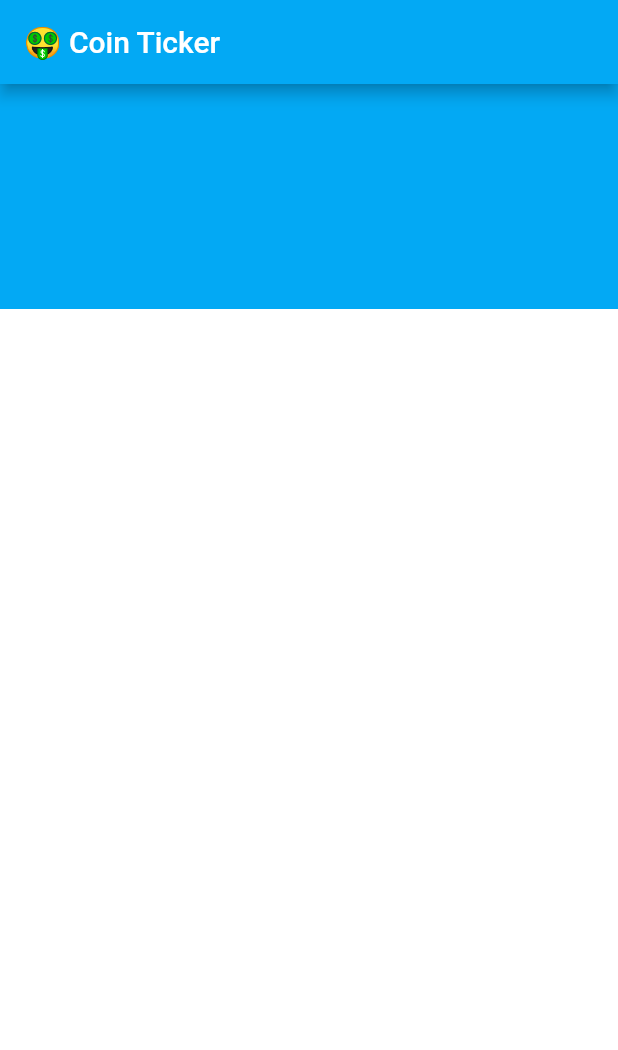
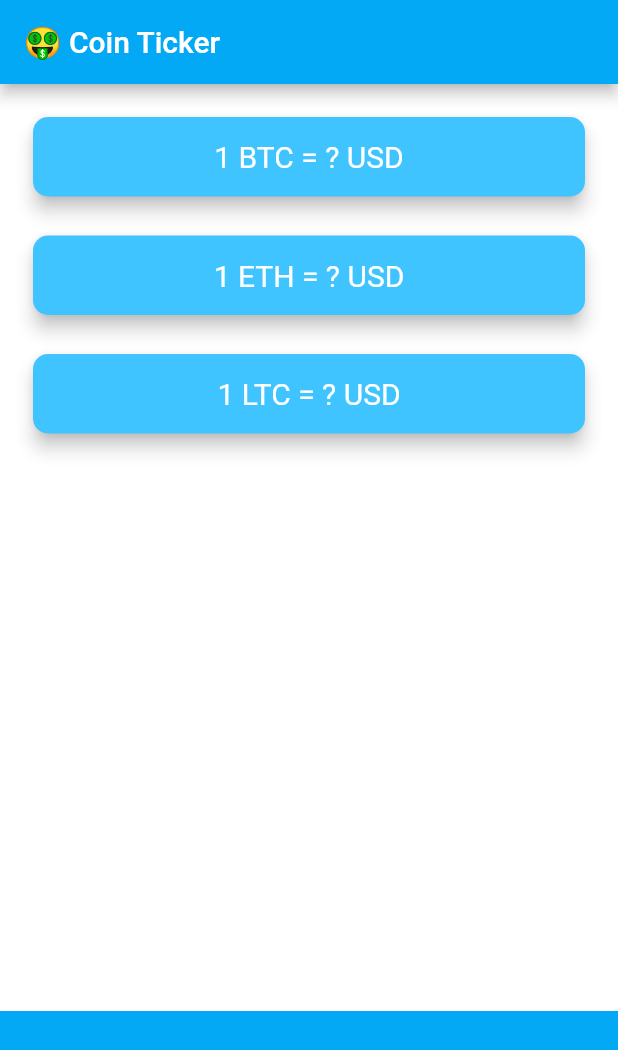
Before and after one commit to elisabetta-li/bitcoin_ticker, a Flutter app: the screen it shows after launch, on a phone screen of 412 x 824 dp. Shown: the top 1050 px of the screen. Run offline on Flutter 3.47's test engine with Material 2 defaults, Android fonts, the phone set to English and light mode, and no system bars; network calls fail.

Commit message:
Add CryptoCard and makeCards

```diff
--- a/lib/coin_data.dart
+++ b/lib/coin_data.dart
@@ -31,7 +31,6 @@ const List<String> cryptoList = [
   'LTC',
 ];
 
-const List<String> listCrypto = ['BTC', 'ETH', 'LTC'];
 
 const coinAPIURL = 'https://rest.coinapi.io/v1/exchangerate';
 const apiKey = 'YOUR-API-KEY-HERE';
@@ -39,7 +38,7 @@ const apiKey = 'YOUR-API-KEY-HERE';
 class CoinData {
   Future getCoinData(String selectedCurrency) async {
     Map<String, String> cryptoPrices = {};
-    for (String crypto in listCrypto) {
+    for (String crypto in cryptoList) {
       String requestURL =
           '$coinAPIURL/$crypto/$selectedCurrency?apikey=$apiKey';
       http.Response response = await http.get(requestURL);
--- a/lib/price_screen.dart
+++ b/lib/price_screen.dart
@@ -69,6 +69,22 @@ class _PriceScreenState extends State<PriceScreen> {
     getData();
   }
 
+  Column makeCards() {
+    List<CryptoCard> cryptoCards = [];
+    for (String crypto in cryptoList) {
+      cryptoCards.add(
+        CryptoCard(
+          cryptoCurrency: crypto,
+          selectedCurrency: selectedCurrency,
+          value: isWaiting ? '?' : coinValues[crypto],
+        ),
+      );
+    }
+    return Column(
+      crossAxisAlignment: CrossAxisAlignment.stretch,
+      children: cryptoCards,
+    );
+  }
 
 
   @override
@@ -82,6 +98,25 @@ class _PriceScreenState extends State<PriceScreen> {
         mainAxisAlignment: MainAxisAlignment.spaceBetween,
         crossAxisAlignment: CrossAxisAlignment.stretch,
         children: <Widget>[
+          Column(crossAxisAlignment: CrossAxisAlignment.stretch,
+              children: <Widget>[
+                CryptoCard(
+                  cryptoCurrency: 'BTC',
+                  value: isWaiting ? '?' : coinValues['BTC'],
+                  selectedCurrency: selectedCurrency,
+                ),
+                CryptoCard(
+                  cryptoCurrency: 'ETH',
+                  value: isWaiting ? '?' : coinValues['ETH'],
+                  selectedCurrency: selectedCurrency,
+                ),
+                CryptoCard(
+                  cryptoCurrency: 'LTC',
+                  value: isWaiting ? '?' : coinValues['LTC'],
+                  selectedCurrency: selectedCurrency,
+                ),
+                ],
+          ),
           Container(
             height: 150.0,
             alignment: Alignment.center,
@@ -93,3 +128,40 @@ class _PriceScreenState extends State<PriceScreen> {
     );
   }
 }
+
+class CryptoCard extends StatelessWidget {
+  const CryptoCard({
+    this.value,
+    this.selectedCurrency,
+    this.cryptoCurrency,
+  });
+
+  final String value;
+  final String selectedCurrency;
+  final String cryptoCurrency;
+
+  @override
+  Widget build(BuildContext context) {
+    return Padding(
+      padding: EdgeInsets.fromLTRB(18.0, 18.0, 18.0, 0),
+      child: Card(
+        color: Colors.lightBlueAccent,
+        elevation: 5.0,
+        shape: RoundedRectangleBorder(
+          borderRadius: BorderRadius.circular(10.0),
+        ),
+        child: Padding(
+          padding: EdgeInsets.symmetric(vertical: 15.0, horizontal: 28.0),
+          child: Text(
+            '1 $cryptoCurrency = $value $selectedCurrency',
+            textAlign: TextAlign.center,
+            style: TextStyle(
+              fontSize: 20.0,
+              color: Colors.white,
+            ),
+          ),
+        ),
+      ),
+    );
+  }
+}
```
